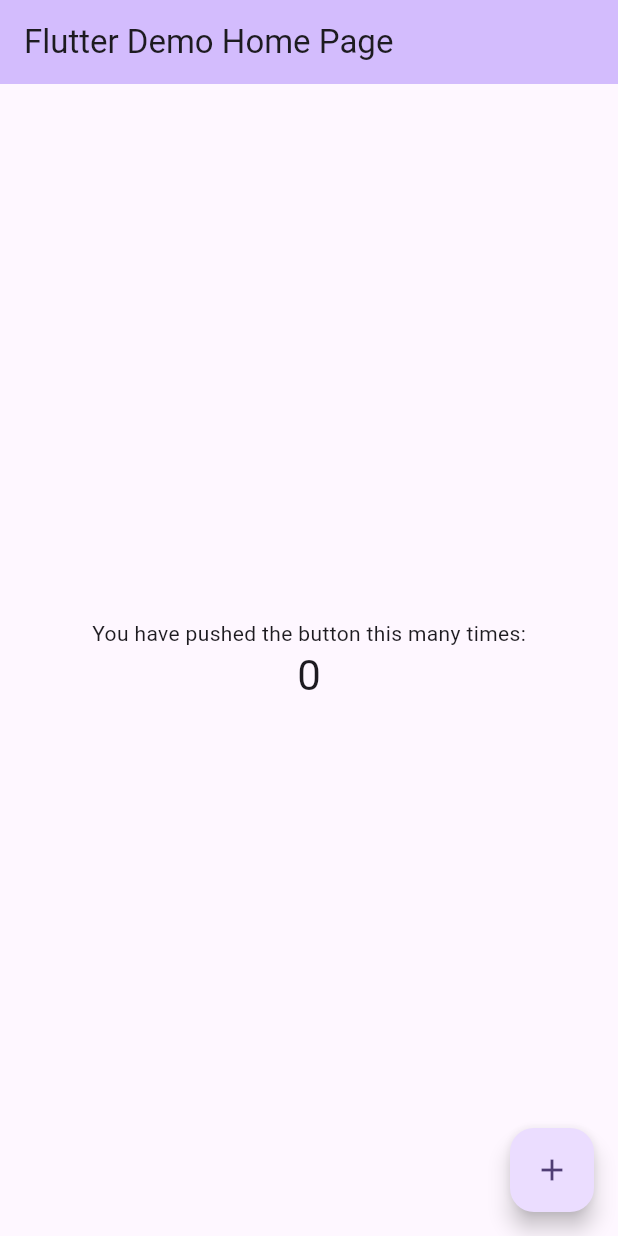
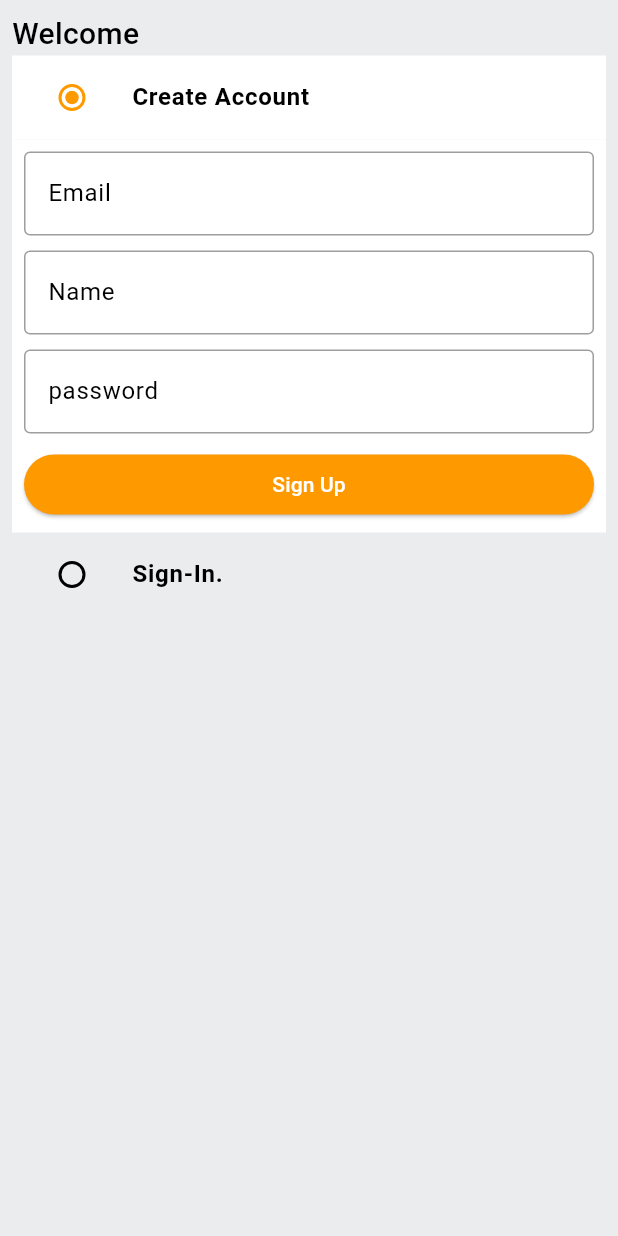
Before and after one commit to nikhil6g/FlutterAmazon, a Flutter app: the screen it shows after launch, on a phone screen of 412 x 824 dp. Run offline on Flutter 3.47's test engine with Material 3 defaults, Android fonts, the phone set to English and light mode, and no system bars.

Commit message:
Auth Screen is created

```diff
--- /dev/null
+++ b/lib/common/widgets/custom_button.dart
@@ -0,0 +1,27 @@
+import 'package:amazon_clone/constants/global_variables.dart';
+import 'package:flutter/material.dart';
+
+class CustomButton extends StatelessWidget {
+  final String text;
+  final VoidCallback onTap;
+
+  const CustomButton({super.key, required this.text, required this.onTap});
+
+  @override
+  Widget build(BuildContext context) {
+    return ElevatedButton(
+      onPressed: onTap,
+      style: ElevatedButton.styleFrom(
+        minimumSize: const Size(double.infinity, 40),
+        backgroundColor: GlobalVariables.secondaryColor
+      ),
+
+      child: Text(
+        text,
+        style:const TextStyle(
+          color: Colors.white
+        ),
+      ),
+    );
+  }
+}
--- /dev/null
+++ b/lib/common/widgets/custom_textfield.dart
@@ -0,0 +1,31 @@
+import 'package:flutter/material.dart';
+
+class CustomTextField extends StatelessWidget {
+  final TextEditingController controller;
+  final String hintText;
+  const CustomTextField({super.key,required this.controller,required this.hintText});
+
+
+  @override
+  Widget build(BuildContext context) {
+    return TextFormField(
+      controller: controller,
+      decoration: InputDecoration(
+        hintText: hintText,
+        border:const OutlineInputBorder(
+          borderSide: BorderSide(
+            color: Colors.black38,
+          )
+        ),
+        enabledBorder: const OutlineInputBorder(
+          borderSide: BorderSide(
+            color: Colors.black38,
+          ),
+        ),
+      ),
+      validator: (val){
+
+      },
+    );
+  }
+}
--- /dev/null
+++ b/lib/constants/global_variables.dart
@@ -0,0 +1,20 @@
+import 'package:flutter/material.dart';
+
+String uri = 'http://<yourip>:3000';
+
+class GlobalVariables {
+  // COLORS
+  static const appBarGradient = LinearGradient(
+    colors: [
+      Color.fromARGB(255, 29, 201, 192),
+      Color.fromARGB(255, 125, 221, 216),
+    ],
+    stops: [0.5, 1.0],
+  );
+
+  static const secondaryColor = Color.fromRGBO(255, 153, 0, 1);
+  static const backgroundColor = Colors.white;
+  static const Color greyBackgroundCOlor = Color(0xffebecee);
+  static var selectedNavBarColor = Colors.cyan[800]!;
+  static const unselectedNavBarColor = Colors.black87;
+}
--- /dev/null
+++ b/lib/features/Auth/Screen/auth_screen.dart
@@ -0,0 +1,152 @@
+import 'package:amazon_clone/common/widgets/custom_button.dart';
+import 'package:amazon_clone/common/widgets/custom_textfield.dart';
+import 'package:amazon_clone/constants/global_variables.dart';
+import 'package:flutter/material.dart';
+
+enum Auth{
+  signin,
+  signup
+}
+
+class AuthScreen extends StatefulWidget {
+  static const String routeName = '/auth-screen';
+  const AuthScreen({super.key});
+
+  @override
+  State<AuthScreen> createState() => _AuthScreenState();
+}
+
+class _AuthScreenState extends State<AuthScreen> {
+  Auth _auth = Auth.signup;
+  final _signUpFormKey = GlobalKey<FormState>();
+  final _signInFormKey = GlobalKey<FormState>();
+  final TextEditingController _emailController= TextEditingController();
+  final TextEditingController _passwordController= TextEditingController();
+  final TextEditingController _nameController= TextEditingController();
+  @override
+  void dispose() {
+    super.dispose();
+    _emailController.dispose();
+    _passwordController.dispose();
+    _nameController.dispose();
+  }
+
+  @override
+  Widget build(BuildContext context) {
+    return Scaffold(
+      backgroundColor: GlobalVariables.greyBackgroundCOlor,
+      body: SafeArea(
+        child: Padding(
+          padding: const EdgeInsets.all(8.0),
+          child: Column(
+            crossAxisAlignment: CrossAxisAlignment.start,
+            children: [
+              const Text(
+                'Welcome',
+                style: TextStyle(
+                  fontSize: 20,
+                  fontWeight: FontWeight.w500
+                ),
+              ),
+              ListTile(
+                tileColor: _auth == Auth.signup ? GlobalVariables.backgroundColor:GlobalVariables.greyBackgroundCOlor,
+                title: const Text(
+                  'Create Account',
+                    style: TextStyle(
+                    fontWeight: FontWeight.bold
+                  ),
+                ),
+                leading: Radio(
+                  activeColor: GlobalVariables.secondaryColor,
+                  value: Auth.signup,
+                  groupValue: _auth,
+                  onChanged: (Auth? val){
+                    setState(() {
+                      _auth=val!;
+                    });
+                  }
+                ),
+              ),
+              if(_auth==Auth.signup)
+                Container(
+                  padding:const EdgeInsets.all(8),
+                  color: GlobalVariables.backgroundColor,
+                  child: Form(
+                    key:_signUpFormKey,
+                    child: Column(
+                      children: [
+                        CustomTextField(
+                          controller:_emailController,
+                          hintText: 'Email',
+                        ),
+                        const SizedBox(height: 10,),
+                        CustomTextField(
+                          controller:_nameController,
+                          hintText: 'Name',
+                        ),
+                        const SizedBox(height: 10,),
+                        CustomTextField(
+                          controller:_passwordController,
+                          hintText: 'password',
+                        ),
+                        const SizedBox(height: 10,),
+                        CustomButton(
+                          text: 'Sign Up',
+                          onTap: (){},
+                        )
+                      ],
+                    )
+                  ),
+                ),
+              ListTile(
+                tileColor: _auth == Auth.signin ? GlobalVariables.backgroundColor:GlobalVariables.greyBackgroundCOlor,
+                title: const Text(
+                  'Sign-In.',
+                    style: TextStyle(
+                    fontWeight: FontWeight.bold
+                  ),
+                ),
+                leading: Radio(
+                  activeColor: GlobalVariables.secondaryColor,
+                  value: Auth.signin,
+                  groupValue: _auth,
+                  onChanged: (Auth? val){
+                    setState(() {
+                      _auth=val!;
+                    });
+                  }
+                ),
+              ),
+              if(_auth==Auth.signin)
+                Container(
+                  padding:const EdgeInsets.all(8),
+                  color: GlobalVariables.backgroundColor,
+                  child: Form(
+                    key:_signUpFormKey,
+                    child: Column(
+                      children: [
+                        CustomTextField(
+                          controller:_emailController,
+                          hintText: 'Email',
+                        ),
+                        const SizedBox(height: 10,),
+                        CustomTextField(
+                          controller:_passwordController,
+                          hintText: 'password',
+                        ),
+                        const SizedBox(height: 10,),
+                        CustomButton(
+                          text: 'Sign In',
+                          onTap: (){},
+                        )
+                      ],
+                    )
+                  ),
+                ),
+            ],
+          ),
+        )
+      ),
+    );
+  }
+}
--- a/lib/main.dart
+++ b/lib/main.dart
@@ -1,3 +1,6 @@
+import 'package:amazon_clone/constants/global_variables.dart';
+import 'package:amazon_clone/features/Auth/Screen/auth_screen.dart';
+import 'package:amazon_clone/router.dart';
 import 'package:flutter/material.dart';
 
 void main() {
@@ -6,120 +9,26 @@ void main() {
 
 class MyApp extends StatelessWidget {
   const MyApp({super.key});
-
-  // This widget is the root of your application.
   @override
   Widget build(BuildContext context) {
     return MaterialApp(
-      title: 'Flutter Demo',
+      debugShowCheckedModeBanner: false,
+      title: 'Amazon Clone',
       theme: ThemeData(
-        // This is the theme of your application.
-        //
-        // TRY THIS: Try running your application with "flutter run". You'll see
-        // the application has a purple toolbar. Then, without quitting the app,
-        // try changing the seedColor in the colorScheme below to Colors.green
-        // and then invoke "hot reload" (save your changes or press the "hot
-        // reload" button in a Flutter-supported IDE, or press "r" if you used
-        // the command line to start the app).
-        //
-        // Notice that the counter didn't reset back to zero; the application
-        // state is not lost during the reload. To reset the state, use hot
-        // restart instead.
-        //
-        // This works for code too, not just values: Most code changes can be
-        // tested with just a hot reload.
-        colorScheme: ColorScheme.fromSeed(seedColor: Colors.deepPurple),
+        scaffoldBackgroundColor: GlobalVariables.backgroundColor,
+        colorScheme: const ColorScheme.light(
+          primary: GlobalVariables.secondaryColor
+        ),
         useMaterial3: true,
+        appBarTheme:const AppBarTheme(
+          elevation: 0,
+          iconTheme: IconThemeData(
+            color: Colors.black,
+          )
+        )
       ),
-      home: const MyHomePage(title: 'Flutter Demo Home Page'),
+      onGenerateRoute: (settings) => generateRoute(settings),
+      home:const AuthScreen(),
     );
   }
 }
-
-class MyHomePage extends StatefulWidget {
-  const MyHomePage({super.key, required this.title});
-
-  // This widget is the home page of your application. It is stateful, meaning
-  // that it has a State object (defined below) that contains fields that affect
-  // how it looks.
-
-  // This class is the configuration for the state. It holds the values (in this
-  // case the title) provided by the parent (in this case the App widget) and
-  // used by the build method of the State. Fields in a Widget subclass are
-  // always marked "final".
-
-  final String title;
-
-  @override
-  State<MyHomePage> createState() => _MyHomePageState();
-}
-
-class _MyHomePageState extends State<MyHomePage> {
-  int _counter = 0;
-
-  void _incrementCounter() {
-    setState(() {
-      // This call to setState tells the Flutter framework that something has
-      // changed in this State, which causes it to rerun the build method below
-      // so that the display can reflect the updated values. If we changed
-      // _counter without calling setState(), then the build method would not be
-      // called again, and so nothing would appear to happen.
-      _counter++;
-    });
-  }
-
-  @override
-  Widget build(BuildContext context) {
-    // This method is rerun every time setState is called, for instance as done
-    // by the _incrementCounter method above.
-    //
-    // The Flutter framework has been optimized to make rerunning build methods
-    // fast, so that you can just rebuild anything that needs updating rather
-    // than having to individually change instances of widgets.
-    return Scaffold(
-      appBar: AppBar(
-        // TRY THIS: Try changing the color here to a specific color (to
-        // Colors.amber, perhaps?) and trigger a hot reload to see the AppBar
-        // change color while the other colors stay the same.
-        backgroundColor: Theme.of(context).colorScheme.inversePrimary,
-        // Here we take the value from the MyHomePage object that was created by
-        // the App.build method, and use it to set our appbar title.
-        title: Text(widget.title),
-      ),
-      body: Center(
-        // Center is a layout widget. It takes a single child and positions it
-        // in the middle of the parent.
-        child: Column(
-          // Column is also a layout widget. It takes a list of children and
-          // arranges them vertically. By default, it sizes itself to fit its
-          // children horizontally, and tries to be as tall as its parent.
-          //
-          // Column has various properties to control how it sizes itself and
-          // how it positions its children. Here we use mainAxisAlignment to
-          // center the children vertically; the main axis here is the vertical
-          // axis because Columns are vertical (the cross axis would be
-          // horizontal).
-          //
-          // TRY THIS: Invoke "debug painting" (choose the "Toggle Debug Paint"
-          // action in the IDE, or press "p" in the console), to see the
-          // wireframe for each widget.
-          mainAxisAlignment: MainAxisAlignment.center,
-          children: <Widget>[
-            const Text(
-              'You have pushed the button this many times:',
-            ),
-            Text(
-              '$_counter',
-              style: Theme.of(context).textTheme.headlineMedium,
-            ),
-          ],
-        ),
-      ),
-      floatingActionButton: FloatingActionButton(
-        onPressed: _incrementCounter,
-        tooltip: 'Increment',
-        child: const Icon(Icons.add),
-      ), // This trailing comma makes auto-formatting nicer for build methods.
-    );
-  }
-}
--- /dev/null
+++ b/lib/router.dart
@@ -0,0 +1,20 @@
+import 'package:amazon_clone/features/Auth/Screen/auth_screen.dart';
+import 'package:flutter/material.dart';
+
+Route<dynamic> generateRoute(RouteSettings routeSettings){
+  switch(routeSettings.name){
+    case AuthScreen.routeName :
+      return MaterialPageRoute(
+        settings: routeSettings,
+        builder: (_)=> const AuthScreen(),
+      );
+    default :
+      return MaterialPageRoute(
+        builder: (_) => const Scaffold(
+          body: Center(
+            child: Text('Screen does not exist'),
+          ),
+        )
+      );
+  }
+}
```
